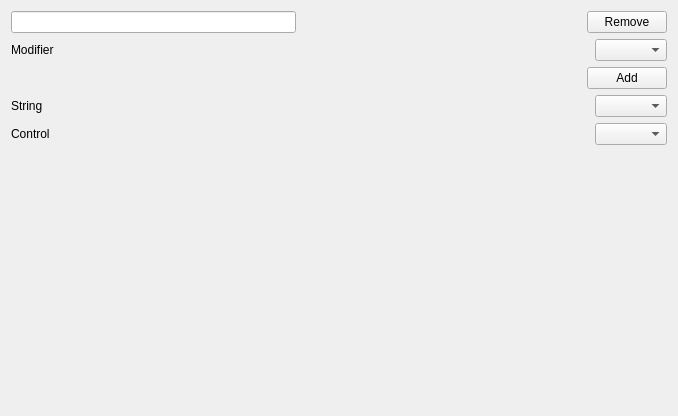
chuckfairy/OrzaSteel, file src/qt/Settings/PedalEditArea.ui: the form before one commit.
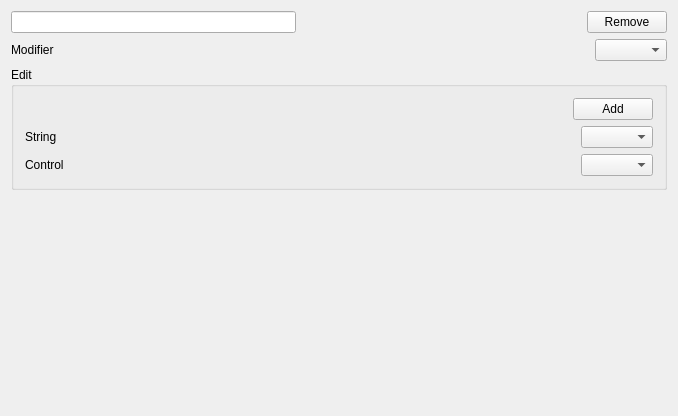
The form after the commit.

Diff of the .ui file:
```diff
--- a/src/qt/Settings/PedalEditArea.ui
+++ b/src/qt/Settings/PedalEditArea.ui
@@ -69,6 +69,12 @@
     </layout>
    </item>
    <item>
+    <widget class="QGroupBox" name="groupBox">
+     <property name="title">
+      <string>Edit</string>
+     </property>
+     <layout class="QVBoxLayout" name="verticalLayout_4">
+      <item>
     <layout class="QHBoxLayout" name="horizontalLayout">
      <item>
       <spacer name="horizontalSpacer_4">
@@ -149,6 +155,9 @@
       <widget class="QComboBox" name="control_dropdown"/>
      </item>
     </layout>
+      </item>
+     </layout>
+    </widget>
    </item>
    <item>
     <spacer name="verticalSpacer">
```
Lines whose indentation alone changed are shown as unchanged.
